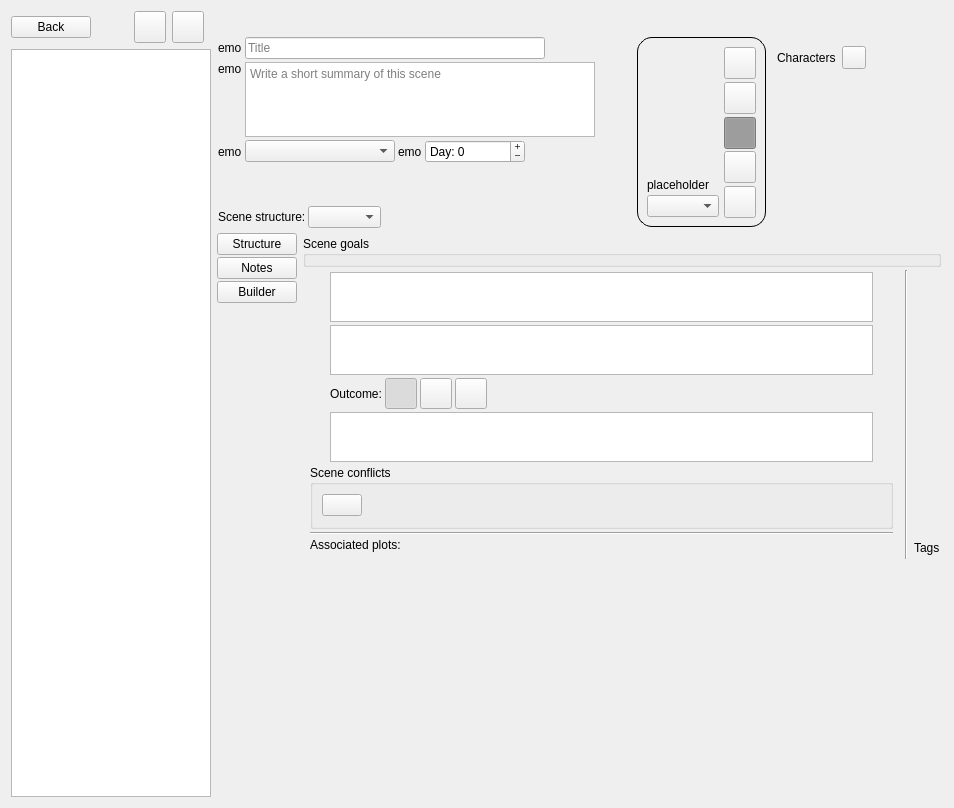
Qt form ui/scene_editor.ui (zkovari/plotlyst) before a commit.
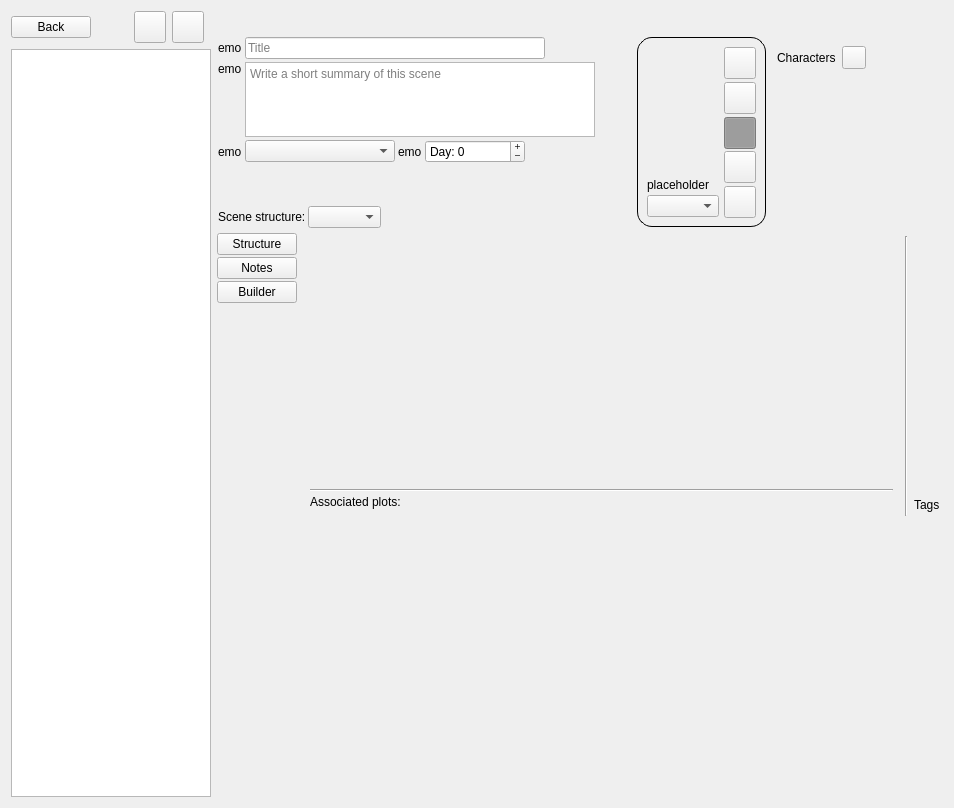
The same form after that commit. Custom widgets are drawn as their Qt base class.

What changed in the file:
```diff
--- a/ui/scene_editor.ui
+++ b/ui/scene_editor.ui
@@ -944,30 +944,6 @@
            <property name="bottomMargin">
             <number>2</number>
            </property>
-           <item>
-            <widget class="QGroupBox" name="gBoxSceneGoals">
-             <property name="title">
-              <string>Scene goals</string>
-             </property>
-             <layout class="QVBoxLayout" name="verticalLayout_16">
-              <property name="spacing">
-               <number>0</number>
-              </property>
-              <property name="leftMargin">
-               <number>0</number>
-              </property>
-              <property name="topMargin">
-               <number>0</number>
-              </property>
-              <property name="rightMargin">
-               <number>0</number>
-              </property>
-              <property name="bottomMargin">
-               <number>0</number>
-              </property>
-             </layout>
-            </widget>
-           </item>
            <item>
             <layout class="QHBoxLayout" name="horizontalLayout_9">
              <property name="spacing">
@@ -1014,386 +990,15 @@
                  <number>2</number>
                 </property>
                 <item>
-                 <layout class="QHBoxLayout" name="horizontalLayout_12">
-                  <item>
-                   <spacer name="horizontalSpacer_14">
-                    <property name="orientation">
-                     <enum>Qt::Horizontal</enum>
-                    </property>
-                    <property name="sizeType">
-                     <enum>QSizePolicy::Preferred</enum>
-                    </property>
-                    <property name="sizeHint" stdset="0">
-                     <size>
-                      <width>20</width>
-                      <height>20</height>
-                     </size>
-                    </property>
-                   </spacer>
-                  </item>
-                  <item>
-                   <widget class="AutoAdjustableTextEdit" name="textEvent1">
-                    <property name="sizePolicy">
-                     <sizepolicy hsizetype="Expanding" vsizetype="Preferred">
-                      <horstretch>0</horstretch>
-                      <verstretch>0</verstretch>
-                     </sizepolicy>
-                    </property>
-                    <property name="minimumSize">
-                     <size>
-                      <width>0</width>
-                      <height>0</height>
-                     </size>
-                    </property>
-                    <property name="maximumSize">
-                     <size>
-                      <width>16777215</width>
-                      <height>50</height>
-                     </size>
-                    </property>
-                   </widget>
-                  </item>
-                  <item>
-                   <spacer name="horizontalSpacer_10">
-                    <property name="orientation">
-                     <enum>Qt::Horizontal</enum>
-                    </property>
-                    <property name="sizeType">
-                     <enum>QSizePolicy::Preferred</enum>
-                    </property>
-                    <property name="sizeHint" stdset="0">
-                     <size>
-                      <width>20</width>
-                      <height>20</height>
-                     </size>
-                    </property>
-                   </spacer>
-                  </item>
-                 </layout>
-                </item>
-                <item>
-                 <layout class="QHBoxLayout" name="horizontalLayout_13">
-                  <item>
-                   <spacer name="horizontalSpacer_15">
-                    <property name="orientation">
-                     <enum>Qt::Horizontal</enum>
-                    </property>
-                    <property name="sizeType">
-                     <enum>QSizePolicy::Preferred</enum>
-                    </property>
-                    <property name="sizeHint" stdset="0">
-                     <size>
-                      <width>20</width>
-                      <height>20</height>
-                     </size>
-                    </property>
-                   </spacer>
-                  </item>
-                  <item>
-                   <widget class="AutoAdjustableTextEdit" name="textEvent2">
-                    <property name="sizePolicy">
-                     <sizepolicy hsizetype="Expanding" vsizetype="Preferred">
-                      <horstretch>0</horstretch>
-                      <verstretch>0</verstretch>
-                     </sizepolicy>
-                    </property>
-                    <property name="minimumSize">
-                     <size>
-                      <width>0</width>
-                      <height>0</height>
-                     </size>
-                    </property>
-                    <property name="maximumSize">
-                     <size>
-                      <width>16777215</width>
-                      <height>50</height>
-                     </size>
-                    </property>
-                   </widget>
-                  </item>
-                  <item>
-                   <spacer name="horizontalSpacer_21">
-                    <property name="orientation">
-                     <enum>Qt::Horizontal</enum>
-                    </property>
-                    <property name="sizeType">
-                     <enum>QSizePolicy::Preferred</enum>
-                    </property>
-                    <property name="sizeHint" stdset="0">
-                     <size>
-                      <width>20</width>
-                      <height>20</height>
-                     </size>
-                    </property>
-                   </spacer>
-                  </item>
-                 </layout>
-                </item>
-                <item>
-                 <widget class="QWidget" name="wdgOutcomeContainer" native="true">
+                 <widget class="SceneStructureWidget" name="widget_6" native="true">
                   <property name="sizePolicy">
-                   <sizepolicy hsizetype="Preferred" vsizetype="Maximum">
+                   <sizepolicy hsizetype="Expanding" vsizetype="Preferred">
                     <horstretch>0</horstretch>
                     <verstretch>0</verstretch>
                    </sizepolicy>
                   </property>
-                  <layout class="QHBoxLayout" name="hLayoutOutcome">
-                   <property name="spacing">
-                    <number>3</number>
-                   </property>
-                   <property name="leftMargin">
-                    <number>0</number>
-                   </property>
-                   <property name="topMargin">
-                    <number>0</number>
-                   </property>
-                   <property name="rightMargin">
-                    <number>0</number>
-                   </property>
-                   <property name="bottomMargin">
-                    <number>0</number>
-                   </property>
-                   <item>
-                    <spacer name="horizontalSpacer_17">
-                     <property name="orientation">
-                      <enum>Qt::Horizontal</enum>
-                     </property>
-                     <property name="sizeType">
-                      <enum>QSizePolicy::Preferred</enum>
-                     </property>
-                     <property name="sizeHint" stdset="0">
-                      <size>
-                       <width>20</width>
-                       <height>20</height>
-                      </size>
-                     </property>
-                    </spacer>
-                   </item>
-                   <item>
-                    <widget class="QLabel" name="lblType3">
-                     <property name="text">
-                      <string>Outcome:</string>
-                     </property>
-                    </widget>
-                   </item>
-                   <item>
-                    <widget class="QToolButton" name="btnDisaster">
-                     <property name="maximumSize">
-                      <size>
-                       <width>32</width>
-                       <height>16777215</height>
-                      </size>
-                     </property>
-                     <property name="cursor">
-                      <cursorShape>PointingHandCursor</cursorShape>
-                     </property>
-                     <property name="text">
-                      <string/>
-                     </property>
-                     <property name="iconSize">
-                      <size>
-                       <width>24</width>
-                       <height>24</height>
-                      </size>
-                     </property>
-                     <property name="checkable">
-                      <bool>true</bool>
-                     </property>
-                     <property name="checked">
-                      <bool>true</bool>
-                     </property>
-                     <property name="toolButtonStyle">
-                      <enum>Qt::ToolButtonTextBesideIcon</enum>
-                     </property>
-                     <attribute name="buttonGroup">
-                      <string notr="true">btnGroupOutcome</string>
-                     </attribute>
-                    </widget>
-                   </item>
-                   <item>
-                    <widget class="QToolButton" name="btnResolution">
-                     <property name="maximumSize">
-                      <size>
-                       <width>32</width>
-                       <height>16777215</height>
-                      </size>
-                     </property>
-                     <property name="cursor">
-                      <cursorShape>PointingHandCursor</cursorShape>
-                     </property>
-                     <property name="text">
-                      <string/>
-                     </property>
-                     <property name="iconSize">
-                      <size>
-                       <width>24</width>
-                       <height>24</height>
-                      </size>
-                     </property>
-                     <property name="checkable">
-                      <bool>true</bool>
-                     </property>
-                     <property name="toolButtonStyle">
-                      <enum>Qt::ToolButtonTextBesideIcon</enum>
-                     </property>
-                     <attribute name="buttonGroup">
-                      <string notr="true">btnGroupOutcome</string>
-                     </attribute>
-                    </widget>
-                   </item>
-                   <item>
-                    <widget class="QToolButton" name="btnTradeOff">
-                     <property name="maximumSize">
-                      <size>
-                       <width>32</width>
-                       <height>16777215</height>
-                      </size>
-                     </property>
-                     <property name="cursor">
-                      <cursorShape>PointingHandCursor</cursorShape>
-                     </property>
-                     <property name="text">
-                      <string/>
-                     </property>
-                     <property name="iconSize">
-                      <size>
-                       <width>24</width>
-                       <height>24</height>
-                      </size>
-                     </property>
-                     <property name="checkable">
-                      <bool>true</bool>
-                     </property>
-                     <property name="toolButtonStyle">
-                      <enum>Qt::ToolButtonTextBesideIcon</enum>
-                     </property>
-                     <attribute name="buttonGroup">
-                      <string notr="true">btnGroupOutcome</string>
-                     </attribute>
-                    </widget>
-                   </item>
-                   <item>
-                    <spacer name="horizontalSpacer_13">
-                     <property name="orientation">
-                      <enum>Qt::Horizontal</enum>
-                     </property>
-                     <property name="sizeHint" stdset="0">
-                      <size>
-                       <width>40</width>
-                       <height>5</height>
-                      </size>
-                     </property>
-                    </spacer>
-                   </item>
-                  </layout>
                  </widget>
                 </item>
-                <item>
-                 <layout class="QHBoxLayout" name="horizontalLayout_14">
-                  <item>
-                   <spacer name="horizontalSpacer_16">
-                    <property name="orientation">
-                     <enum>Qt::Horizontal</enum>
-                    </property>
-                    <property name="sizeType">
-                     <enum>QSizePolicy::Preferred</enum>
-                    </property>
-                    <property name="sizeHint" stdset="0">
-                     <size>
-                      <width>20</width>
-                      <height>20</height>
-                     </size>
-                    </property>
-                   </spacer>
-                  </item>
-                  <item>
-                   <widget class="AutoAdjustableTextEdit" name="textEvent3">
-                    <property name="sizePolicy">
-                     <sizepolicy hsizetype="Expanding" vsizetype="Preferred">
-                      <horstretch>0</horstretch>
-                      <verstretch>0</verstretch>
-                     </sizepolicy>
-                    </property>
-                    <property name="minimumSize">
-                     <size>
-                      <width>0</width>
-                      <height>0</height>
-                     </size>
-                    </property>
-                    <property name="maximumSize">
-                     <size>
-                      <width>16777215</width>
-                      <height>50</height>
-                     </size>
-                    </property>
-                   </widget>
-                  </item>
-                  <item>
-                   <spacer name="horizontalSpacer_22">
-                    <property name="orientation">
-                     <enum>Qt::Horizontal</enum>
-                    </property>
-                    <property name="sizeType">
-                     <enum>QSizePolicy::Preferred</enum>
-                    </property>
-                    <property name="sizeHint" stdset="0">
-                     <size>
-                      <width>20</width>
-                      <height>20</height>
-                     </size>
-                    </property>
-                   </spacer>
-                  </item>
-                 </layout>
-                </item>
-                <item>
-                 <layout class="QHBoxLayout" name="horizontalLayout_4">
-                  <item>
-                   <widget class="QGroupBox" name="groupBox">
-                    <property name="title">
-                     <string>Scene conflicts</string>
-                    </property>
-                    <layout class="QHBoxLayout" name="horizontalLayout_10">
-                     <item>
-                      <widget class="QPushButton" name="btnAddConflict">
-                       <property name="maximumSize">
-                        <size>
-                         <width>120</width>
-                         <height>16777215</height>
-                        </size>
-                       </property>
-                       <property name="text">
-                        <string/>
-                       </property>
-                      </widget>
-                     </item>
-                     <item>
-                      <widget class="LabelsWidget" name="wdgConflicts" native="true">
-                       <property name="sizePolicy">
-                        <sizepolicy hsizetype="Expanding" vsizetype="Maximum">
-                         <horstretch>0</horstretch>
-                         <verstretch>0</verstretch>
-                        </sizepolicy>
-                       </property>
-                       <property name="minimumSize">
-                        <size>
-                         <width>23</width>
-                         <height>23</height>
-                        </size>
-                       </property>
-                       <property name="maximumSize">
-                        <size>
-                         <width>16777215</width>
-                         <height>16777215</height>
-                        </size>
-                       </property>
-                      </widget>
-                     </item>
-                    </layout>
-                   </widget>
-                  </item>
-                 </layout>
-                </item>
                 <item>
                  <widget class="Line" name="line">
                   <property name="orientation">
@@ -1773,11 +1378,6 @@
    <extends>QTextEdit</extends>
    <header>src.main.python.plotlyst.view.widget.input</header>
   </customwidget>
-  <customwidget>
-   <class>AutoAdjustableTextEdit</class>
-   <extends>QTextEdit</extends>
-   <header>src.main.python.plotlyst.view.widget.input</header>
-  </customwidget>
   <customwidget>
    <class>RotatedButton</class>
    <extends>QPushButton</extends>
@@ -1789,6 +1389,12 @@
    <header>src.main.python.plotlyst.view.widget.labels</header>
    <container>1</container>
   </customwidget>
+  <customwidget>
+   <class>SceneStructureWidget</class>
+   <extends>QWidget</extends>
+   <header>src.main.python.plotlyst.view.widget.scenes</header>
+   <container>1</container>
+  </customwidget>
  </customwidgets>
  <resources/>
  <connections/>
```
Left out of the diff: 3 changed lines with no effect on the pictures.
